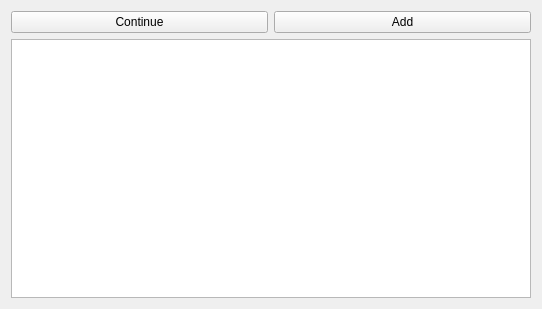
Before: the Qt Designer form src/view/core/Analysis/AnalysisResultWidget.ui in nevaeh82/arm_r, drawn with Qt 5.
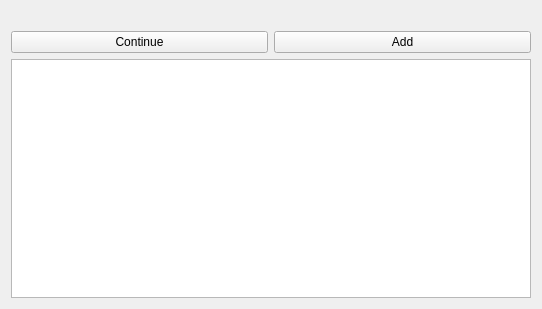
After: the same form once the commit is applied.

Patch:
```diff
--- a/src/view/core/Analysis/AnalysisResultWidget.ui
+++ b/src/view/core/Analysis/AnalysisResultWidget.ui
@@ -14,23 +14,30 @@
    <string>Form</string>
   </property>
   <layout class="QGridLayout" name="gridLayout">
-   <item row="1" column="0" colspan="2">
-    <widget class="QTableWidget" name="tableWidget"/>
-   </item>
-   <item row="0" column="0">
+   <item row="1" column="0">
     <widget class="QPushButton" name="pbContinue">
      <property name="text">
       <string>Continue</string>
      </property>
     </widget>
    </item>
-   <item row="0" column="1">
+   <item row="2" column="0" colspan="2">
+    <widget class="QTableWidget" name="tableWidget"/>
+   </item>
+   <item row="1" column="1">
     <widget class="QPushButton" name="pushButton">
      <property name="text">
       <string>Add</string>
      </property>
     </widget>
    </item>
+   <item row="0" column="0" colspan="2">
+    <widget class="QLabel" name="errorLbl">
+     <property name="text">
+      <string/>
+     </property>
+    </widget>
+   </item>
   </layout>
  </widget>
  <resources/>
```
